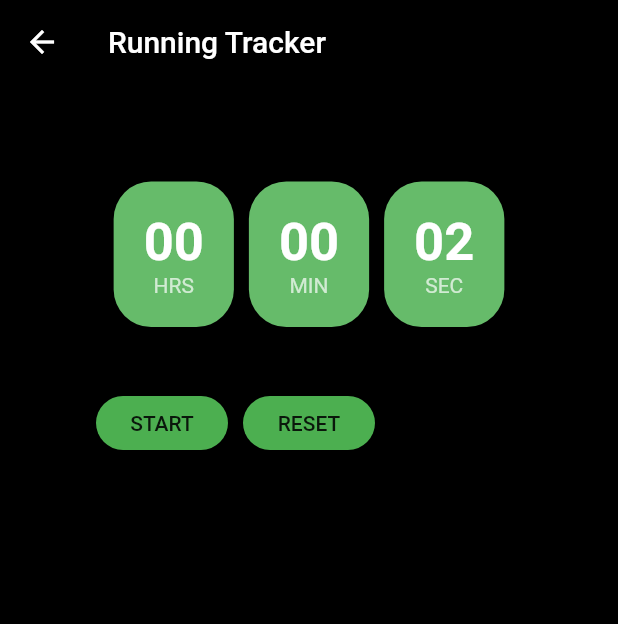
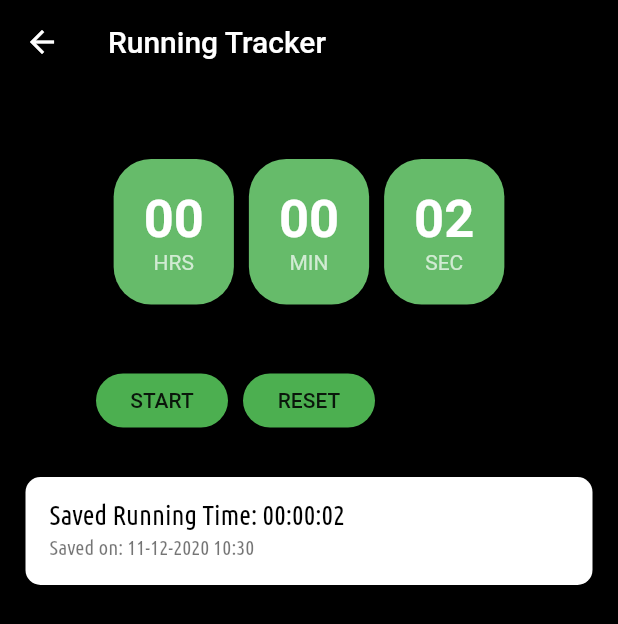
Before and after one commit to angiereyes99/gator-calisthenics-fitness-tracker, a Flutter app: the RunningTrackerPage screen opened by its route, after a tap on "START", after a tap on "Finish", on a phone screen of 412 x 824 dp. Shown: the top 624 px of the screen. Run offline on Flutter 3.47's test engine with Material 2 defaults, Android fonts, the phone set to English and light mode, and no system bars; our stand-ins replace cloud_firestore, curved_navigation_bar, firebase_auth, firebase_core, google_sign_in; missing offline and left inert: flutter_particles; accounts and stored records are empty.

```diff
--- a/gator_calisthenics_fitness_tracker/lib/pages/favorites_page.dart
+++ b/gator_calisthenics_fitness_tracker/lib/pages/favorites_page.dart
@@ -39,7 +39,7 @@ class _FavoritesPageState extends State<FavoritesPage> {
 
   onItemChanged(String value) {
     setState(() {
-      newList = workoutsList
+      newList = workoutsList.toSet()
           .where((string) => string.toLowerCase().contains(value.toLowerCase()))
           .toList();
       if (value == '') {
@@ -61,6 +61,7 @@ class _FavoritesPageState extends State<FavoritesPage> {
         actions: <Widget>[
           IconButton(
             onPressed: () {
+              print(WorkoutsModel.workouts);
               setState(() {
                 if (this.searchIcon.icon == Icons.search) {
                   this.searchIcon = Icon(
--- a/gator_calisthenics_fitness_tracker/lib/pages/goals_page.dart
+++ b/gator_calisthenics_fitness_tracker/lib/pages/goals_page.dart
@@ -120,7 +120,7 @@ class GoalsPageState extends State<GoalsPage> {
               Navigator.pop(context);
             },
             decoration: new InputDecoration(
-                hintText: 'Enter something to do...',
+                hintText: 'Enter your goal here!',
                 hintStyle: TextStyle(color: Colors.white),
                 contentPadding: const EdgeInsets.all(16.0)),
           ));
--- a/gator_calisthenics_fitness_tracker/lib/pages/profile_page.dart
+++ b/gator_calisthenics_fitness_tracker/lib/pages/profile_page.dart
@@ -1,7 +1,6 @@
 import 'package:flutter/material.dart';
 import 'package:gator_calisthenics_fitness_tracker/models/theme_model.dart';
 import 'package:gator_calisthenics_fitness_tracker/pages/login_page.dart';
-import 'package:gator_calisthenics_fitness_tracker/pages/workouts_page.dart';
 import 'package:gator_calisthenics_fitness_tracker/services/google_signing_service.dart';
 import 'package:gator_calisthenics_fitness_tracker/utils/constants.dart';
 
--- a/gator_calisthenics_fitness_tracker/lib/pages/running_tracker_page.dart
+++ b/gator_calisthenics_fitness_tracker/lib/pages/running_tracker_page.dart
@@ -2,8 +2,17 @@ import 'dart:async';
 import 'package:cloud_firestore/cloud_firestore.dart';
 import 'package:firebase_auth/firebase_auth.dart';
 import 'package:flutter/material.dart';
+import 'package:gator_calisthenics_fitness_tracker/models/workouts_model.dart';
 import 'package:gator_calisthenics_fitness_tracker/pages/profile_page.dart';
 import 'package:gator_calisthenics_fitness_tracker/utils/constants.dart';
+import 'package:intl/intl.dart';
+
+
+final collection = FirebaseFirestore.instance.collection('running_times');
+final FirebaseAuth auth = FirebaseAuth.instance;
+
+String formattedDate = DateFormat('MM-dd-yyyy HH:mm').format(DateTime.now());
+
 
 class RunningTrackerPage extends StatefulWidget {
   static final String id = 'running_tracker_id';
@@ -13,8 +22,6 @@ class RunningTrackerPage extends StatefulWidget {
 }
 
 class _RunningTrackerStatePage extends State<RunningTrackerPage> {
-  final collection = FirebaseFirestore.instance.collection('running_times');
-  final FirebaseAuth auth = FirebaseAuth.instance;
 
   static const duration = const Duration(seconds: 1);
 
@@ -34,6 +41,7 @@ class _RunningTrackerStatePage extends State<RunningTrackerPage> {
 
   @override
   Widget build(BuildContext context) {
+
     if (timer == null) {
       timer = Timer.periodic(duration, (Timer t) {
         handleTick();
@@ -64,9 +72,7 @@ class _RunningTrackerStatePage extends State<RunningTrackerPage> {
         child: Column(
           mainAxisSize: MainAxisSize.max,
           children: <Widget>[
-            SizedBox(
-              height: 65,
-            ),
+            SizedBox(height: 50),
             Row(
               mainAxisAlignment: MainAxisAlignment.center,
               children: <Widget>[
@@ -126,6 +132,7 @@ class _RunningTrackerStatePage extends State<RunningTrackerPage> {
                               "email": auth.currentUser.email,
                               "duration": savedTime,
                               'has_completed': false,
+                              'datetime': formattedDate,
                             });
                           });
                         }
@@ -133,6 +140,7 @@ class _RunningTrackerStatePage extends State<RunningTrackerPage> {
                 ),
               ],
             ),
+            SavedTimesStream(),
           ],
         ),
       ),
@@ -174,3 +182,90 @@ class LabelText extends StatelessWidget {
     );
   }
 }
+
+class SavedTimesStream extends StatelessWidget {
+
+  @override
+  Widget build(BuildContext context) {
+    return StreamBuilder<QuerySnapshot> (
+      stream: collection
+              .where('email', isEqualTo: auth.currentUser.email)
+              //.orderBy('datetime', descending: true)
+              .snapshots(),
+      builder: (context, snapshot) {
+        if (!snapshot.hasData) {
+          return Center(
+            child: CircularProgressIndicator(
+              backgroundColor: primaryBackground,
+            ),
+          );
+        }
+
+        final durations = snapshot.data.docs;
+        List<DurationCard> durationCards = [];
+
+        for (var duration in durations) {
+          final dur = duration['duration'];
+          final date = duration['datetime'];
+
+          final durationCard = DurationCard(
+            duration: dur,
+            datetime: date,
+          );
+          durationCards.add(durationCard);
+          WorkoutsModel.workouts.add('Run: $date \n  Duration: $dur');
+        }
+
+        return Expanded(
+          child: ListView(
+            padding: EdgeInsets.symmetric(horizontal: 10.0, vertical: 20.0),
+            children: durationCards,
+          ),
+        );
+      },
+    );
+  }
+}
+
+class DurationCard extends StatelessWidget {
+
+  DurationCard({this.duration, this.datetime});
+
+  final String duration;
+  final String datetime;
+
+  @override
+  Widget build(BuildContext context) {
+    return Padding(
+      padding: const EdgeInsets.all(3.0),
+      child: Column(
+        crossAxisAlignment: CrossAxisAlignment.center,
+        children: <Widget>[
+          Card(
+            shape: RoundedRectangleBorder(
+              borderRadius: BorderRadius.circular(10.0),
+            ),
+            elevation: 25,
+            color: primaryBackgroundLight,
+            child: ListTile(
+              title: Text(
+                'Saved Running Time: $duration',
+                style: TextStyle(
+                  color: Colors.black,
+                  fontSize: 18,
+                  fontFamily: font,
+                ),
+              ),
+              subtitle: Text(
+                'Saved on: $datetime',
+                style: TextStyle(
+                  fontFamily: font
+                ),
+              ),
+            )
+          ),
+        ],
+      ),
+    );
+  }
+}
```
Also changed, not shown: gator_calisthenics_fitness_tracker/lib/pages/about_page.dart (+34 -5 lines), gator_calisthenics_fitness_tracker/lib/pages/login_page.dart (+11 -6 lines), gator_calisthenics_fitness_tracker/lib/utils/constants.dart (+7 -0 lines).
